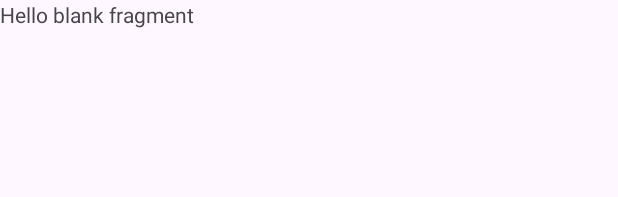
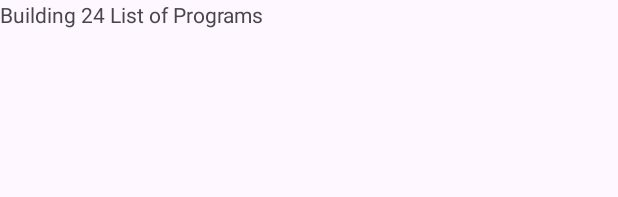
Before and after one commit to marysaray/Bldg24MobileApp, an Android app: the layout fragment_programs.xml on its own in the app's theme, with its tools: preview values and no code run, on a phone screen of 412 x 824 dp. Shown: the top 197 px of the screen. Run offline under Robolectric (Android 15) with nearby library versions, the phone set to English and light mode, and no system bars.

Commit message:
Changed string value for programs fragment

```diff
--- a/app/src/main/res/layout/fragment_programs.xml
+++ b/app/src/main/res/layout/fragment_programs.xml
@@ -4,11 +4,8 @@
     android:layout_width="match_parent"
     android:layout_height="match_parent"
     tools:context=".ProgramsFragment">
-
-    <!-- TODO: Update blank fragment layout -->
     <TextView
         android:layout_width="match_parent"
         android:layout_height="match_parent"
-        android:text="@string/hello_blank_fragment" />
-
+        android:text="@string/programs_fragment" />
 </FrameLayout>
--- a/app/src/main/res/values/strings.xml
+++ b/app/src/main/res/values/strings.xml
@@ -2,5 +2,5 @@
     <string name="app_name">Bldg24MobileApp</string>
     <string name="welcome_page">Welcome to Building 24!</string>
     <string name="show_programs_button">Show Programs Information</string>
-    <string name="hello_blank_fragment">Hello blank fragment</string>
+    <string name="programs_fragment">Building 24 List of Programs</string>
 </resources>
```
